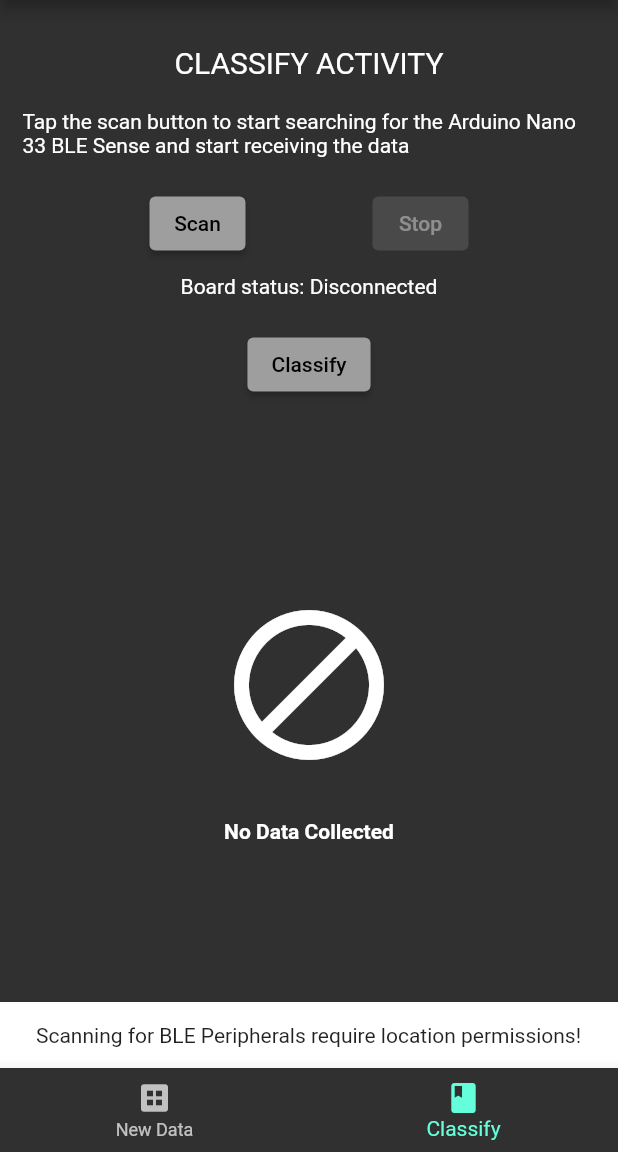
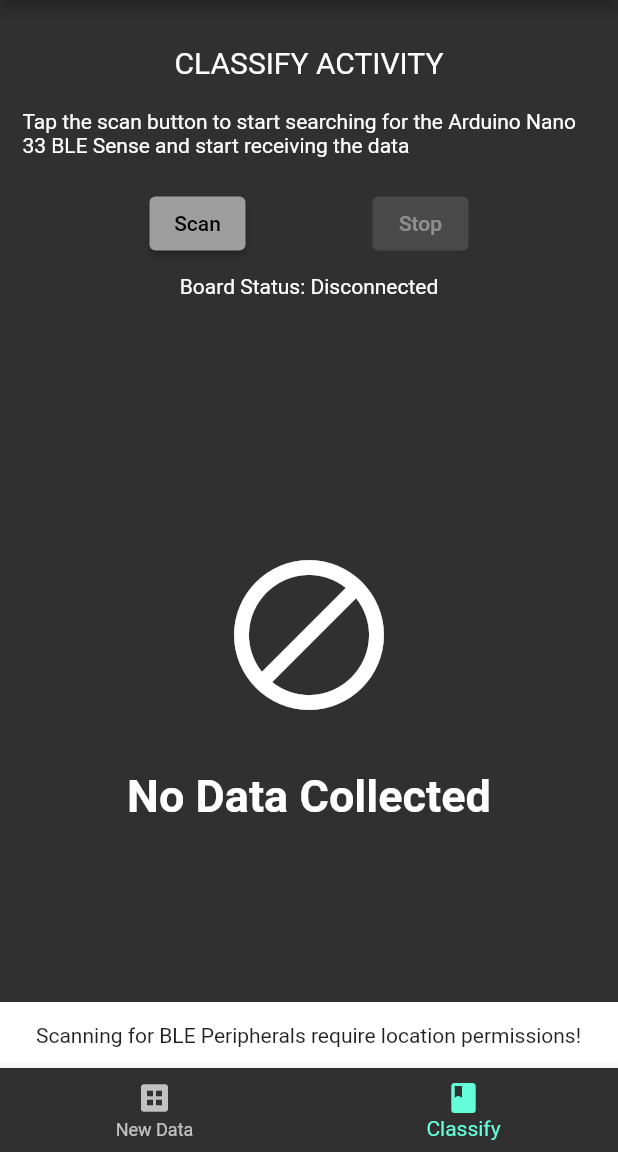
Before and after one commit to bernyxx/activity-classifier, a Flutter app: the screen it shows after launch, item 2 of the bottom bar chosen, after a tap on "Scan", on a phone screen of 412 x 824 dp, the part 84-1236 px from its top. Run offline on Flutter 3.47's test engine with Material 2 defaults, Android fonts, the phone set to English and light mode, and no system bars; our stand-ins replace date_format, firebase_core, firebase_storage; missing offline and left inert: flutter_reactive_ble, location_permissions, tflite_flutter; accounts and stored records are empty; project files that could hold a hidden picture were left out.

Commit message:
auto classify latest data

```diff
--- a/activity_classifier/lib/main.dart
+++ b/activity_classifier/lib/main.dart
@@ -1,6 +1,6 @@
-import 'package:activity_classifier/providers/BLEProvider.dart';
-import 'package:activity_classifier/screens/classificationScreen.dart';
-import 'package:activity_classifier/screens/takeAndSaveDataScreen.dart';
+import 'package:activity_classifier/providers/ble_provider.dart';
+import 'package:activity_classifier/screens/take_and_save_data_screen.dart';
+import 'package:activity_classifier/screens/classification_screen.dart';
 import 'package:flutter/material.dart';
 import 'package:provider/provider.dart';
 import 'package:flutter/services.dart';
--- a/activity_classifier/lib/screens/classificationScreen.dart
+++ b/activity_classifier/lib/screens/classification_screen.dart
@@ -1,4 +1,5 @@
-import 'package:activity_classifier/providers/BLEProvider.dart';
+import 'dart:async';
+import 'package:activity_classifier/providers/ble_provider.dart';
 import 'package:flutter/material.dart';
 import 'package:provider/provider.dart';
 import 'package:tflite_flutter/tflite_flutter.dart' as tfl;
@@ -13,6 +14,27 @@ class ClassificationScreen extends StatefulWidget {
 
 class _ClassificationScreenState extends State<ClassificationScreen> {
   String activity = '';
+
+  bool isModelRunning = false;
+  int previousMeasuresLength = 0;
+
+  Timer? timer;
+
+  void startScanAndModel(BuildContext ctx) {
+    previousMeasuresLength = 0;
+    Provider.of<BLEProvider>(ctx, listen: false).scan(ctx);
+    timer = Timer.periodic(const Duration(seconds: 3), (_) {
+      runModel(ctx, Provider.of<BLEProvider>(context, listen: false).measures);
+    });
+  }
+
+  void stopScanAndModel(BuildContext ctx) {
+    timer?.cancel();
+    Provider.of<BLEProvider>(ctx, listen: false).stop();
+    setState(() {
+      activity = '';
+    });
+  }
 
   void showErrorSnackbar(BuildContext ctx, String errorMsg) {
     ScaffoldMessenger.of(ctx).showSnackBar(
@@ -36,24 +58,21 @@ class _ClassificationScreenState extends State<ClassificationScreen> {
     }
   }
 
-  Future<void> runModel(BuildContext ctx, List<List<int>> data, int evaluations) async {
+  Future<void> runModel(BuildContext ctx, List<List<int>> data) async {
     int inputFeatureSize = 20;
 
-    List<int> result = [];
-
+    // no data collected
     if (data.isEmpty) {
-      print('No data');
-      showErrorSnackbar(ctx, 'No data collected');
+      // print('No data');
       return;
     }
 
     // check if every feature has at least the number of samples required to run the model
-
     int minFeatureSize = data.map((feature) => feature.length).toList().reduce(min);
 
+    // not enough data collected to run the model
     if (minFeatureSize < 20) {
-      print('Not enough data');
-      showErrorSnackbar(ctx, 'Not enough data to run the classifier!');
+      // print('Not enough data');
       return;
     }
 
@@ -89,18 +108,22 @@ class _ClassificationScreenState extends State<ClassificationScreen> {
       [0.0, 0.0, 0.0]
     ];
 
+    // run the model
     interpreter.run([input], output);
 
     // print classification probability
-    print(output);
+    // print(output);
 
+    // the category with the highest probability
     int indexResult = output[0].indexOf(output[0].reduce(max));
 
     // print the class with the highest probability
-    print(indexResult);
+    // print(indexResult);
 
+    // result activity as string
     String activityRes = '';
 
+    //
     switch (indexResult) {
       case 0:
         activityRes = 'Running';
@@ -115,6 +138,12 @@ class _ClassificationScreenState extends State<ClassificationScreen> {
     setState(() {
       activity = activityRes;
     });
+  }
+
+  @override
+  void dispose() {
+    timer?.cancel();
+    super.dispose();
   }
 
   @override
@@ -145,11 +174,11 @@ class _ClassificationScreenState extends State<ClassificationScreen> {
                   mainAxisAlignment: MainAxisAlignment.spaceEvenly,
                   children: [
                     ElevatedButton(
-                      onPressed: (bleProvider.connection == null && bleProvider.isScanning == false) ? () => bleProvider.scan(context) : null,
+                      onPressed: (bleProvider.connection == null && bleProvider.isScanning == false) ? () => startScanAndModel(context) : null,
                       child: const Text('Scan'),
                     ),
                     ElevatedButton(
-                      onPressed: (bleProvider.connection == null) ? null : bleProvider.stop,
+                      onPressed: (bleProvider.connection == null) ? null : () => stopScanAndModel(context),
                       child: const Text('Stop'),
                     ),
                   ],
@@ -157,14 +186,14 @@ class _ClassificationScreenState extends State<ClassificationScreen> {
                 const SizedBox(
                   height: 10,
                 ),
-                Text('Board status: ${bleProvider.connection != null ? bleProvider.getDeviceConnectionStateString(bleProvider.connectionState) : 'Disconnected'}'),
+                Text('Board Status: ${bleProvider.connection != null ? bleProvider.getDeviceConnectionStateString(bleProvider.connectionState) : 'Disconnected'}'),
                 const SizedBox(
                   height: 20,
                 ),
-                ElevatedButton(
-                  onPressed: () => runModel(context, bleProvider.measures, 1),
-                  child: const Text('Classify'),
-                ),
+                // ElevatedButton(
+                //   onPressed: () => runModel(context, bleProvider.measures, 1),
+                //   child: const Text('Classify'),
+                // ),
                 const SizedBox(
                   height: 10,
                 ),
@@ -182,7 +211,7 @@ class _ClassificationScreenState extends State<ClassificationScreen> {
                         ),
                         Text(
                           activity != '' ? activity : 'No Data Collected',
-                          style: const TextStyle(fontWeight: FontWeight.bold),
+                          style: const TextStyle(fontWeight: FontWeight.bold, fontSize: 30),
                         ),
                       ],
                     ),
--- a/activity_classifier/lib/screens/takeAndSaveDataScreen.dart
+++ b/activity_classifier/lib/screens/take_and_save_data_screen.dart
@@ -2,15 +2,14 @@ import 'dart:io';
 import 'dart:async';
 import 'dart:math';
 import 'package:activity_classifier/firebase_options.dart';
-import 'package:activity_classifier/providers/BLEProvider.dart';
-import 'package:activity_classifier/widgets/dataLengthWidget.dart';
-import 'package:activity_classifier/widgets/dataWidget.dart';
-import 'package:activity_classifier/widgets/radioCustom.dart';
+import 'package:activity_classifier/providers/ble_provider.dart';
+import 'package:activity_classifier/widgets/data_length_widget.dart';
+import 'package:activity_classifier/widgets/data_widget.dart';
+import 'package:activity_classifier/widgets/radio_custom.dart';
 import 'package:date_format/date_format.dart';
 import 'package:firebase_core/firebase_core.dart';
 import 'package:firebase_storage/firebase_storage.dart';
 import 'package:flutter/material.dart';
-import 'package:flutter_reactive_ble/flutter_reactive_ble.dart';
 import 'package:path_provider/path_provider.dart';
 import 'package:provider/provider.dart';
 
@@ -44,8 +43,8 @@ class _TakeAndSaveDataScreenStateNew extends State<TakeAndSaveDataScreen> {
 
   Future<File> getFile() async {
     Directory? dir = await getExternalStorageDirectory();
-    print(dir!.path);
-    return File('${dir.path}/data.csv');
+    // print(dir!.path);
+    return File('${dir!.path}/data.csv');
   }
 
   // take the measurements (list of measures) and create a csv file
@@ -60,6 +59,8 @@ class _TakeAndSaveDataScreenStateNew extends State<TakeAndSaveDataScreen> {
 
     // measures = measures.sublist(0, 3);
 
+    // ignore: use_build_context_synchronously
+    if (!context.mounted) return;
     List<List<int>> measures = Provider.of<BLEProvider>(context, listen: false).measures;
 
     int minLength = measures.map((e) => e.length).toList().reduce(min);
@@ -168,7 +169,7 @@ class _TakeAndSaveDataScreenStateNew extends State<TakeAndSaveDataScreen> {
     );
 
     if (!save) {
-      print('trash the data');
+      // print('trash the data');
       return;
     }
 
@@ -182,6 +183,8 @@ class _TakeAndSaveDataScreenStateNew extends State<TakeAndSaveDataScreen> {
       // upload local csv file to Firebase Storage
       await fileRef.putFile(file);
 
+      // ignore: use_build_context_synchronously
+      if (!context.mounted) return;
       ScaffoldMessenger.of(context).showSnackBar(
         const SnackBar(
           content: Text('Dataset upload successfully!'),
@@ -189,6 +192,7 @@ class _TakeAndSaveDataScreenStateNew extends State<TakeAndSaveDataScreen> {
         ),
       );
     } on FirebaseException catch (e) {
+      // ignore: avoid_print
       print(e);
     }
   }
@@ -202,7 +206,7 @@ class _TakeAndSaveDataScreenStateNew extends State<TakeAndSaveDataScreen> {
   @override
   Widget build(BuildContext context) {
     return Consumer<BLEProvider>(
-      builder: (context, BLEProvider, child) {
+      builder: (context, bleProvider, child) {
         return Center(
           child: Container(
             margin: const EdgeInsets.symmetric(vertical: 30, horizontal: 15),
@@ -227,11 +231,11 @@ class _TakeAndSaveDataScreenStateNew extends State<TakeAndSaveDataScreen> {
                   mainAxisAlignment: MainAxisAlignment.spaceEvenly,
                   children: [
                     ElevatedButton(
-                      onPressed: (BLEProvider.connection == null && BLEProvider.isScanning == false) ? () => BLEProvider.scan(context) : null,
+                      onPressed: (bleProvider.connection == null && bleProvider.isScanning == false) ? () => bleProvider.scan(context) : null,
                       child: const Text('Scan'),
                     ),
                     ElevatedButton(
-                      onPressed: (BLEProvider.connection == null) ? null : stopTakeData,
+                      onPressed: (bleProvider.connection == null) ? null : stopTakeData,
                       child: const Text('Stop'),
                     ),
                   ],
@@ -239,7 +243,7 @@ class _TakeAndSaveDataScreenStateNew extends State<TakeAndSaveDataScreen> {
                 const SizedBox(
                   height: 10,
                 ),
-                Text('Board status: ${BLEProvider.connection != null ? BLEProvider.getDeviceConnectionStateString(BLEProvider.connectionState) : 'Disconnected'}'),
+                Text('Board status: ${bleProvider.connection != null ? bleProvider.getDeviceConnectionStateString(bleProvider.connectionState) : 'Disconnected'}'),
                 const SizedBox(
                   height: 10,
                 ),
@@ -257,30 +261,30 @@ class _TakeAndSaveDataScreenStateNew extends State<TakeAndSaveDataScreen> {
                   child: ListView(
                     children: showData
                         ? [
-                            DataWidget('accX', BLEProvider.measures.isNotEmpty ? BLEProvider.measures[0] : []),
-                            DataWidget('accY', BLEProvider.measures.isNotEmpty ? BLEProvider.measures[1] : []),
-                            DataWidget('accZ', BLEProvider.measures.isNotEmpty ? BLEProvider.measures[2] : []),
-                            DataWidget('gyroX', BLEProvider.measures.isNotEmpty ? BLEProvider.measures[3] : []),
-                            DataWidget('gyroY', BLEProvider.measures.isNotEmpty ? BLEProvider.measures[4] : []),
-                            DataWidget('gyroZ', BLEProvider.measures.isNotEmpty ? BLEProvider.measures[5] : []),
-                            DataWidget('magX', BLEProvider.measures.isNotEmpty ? BLEProvider.measures[6] : []),
-                            DataWidget('magY', BLEProvider.measures.isNotEmpty ? BLEProvider.measures[7] : []),
-                            DataWidget('magZ', BLEProvider.measures.isNotEmpty ? BLEProvider.measures[8] : []),
-                            DataWidget('temp', BLEProvider.measures.isNotEmpty ? BLEProvider.measures[9] : []),
-                            DataWidget('hum', BLEProvider.measures.isNotEmpty ? BLEProvider.measures[10] : []),
+                            DataWidget('accX', bleProvider.measures.isNotEmpty ? bleProvider.measures[0] : []),
+                            DataWidget('accY', bleProvider.measures.isNotEmpty ? bleProvider.measures[1] : []),
+                            DataWidget('accZ', bleProvider.measures.isNotEmpty ? bleProvider.measures[2] : []),
+                            DataWidget('gyroX', bleProvider.measures.isNotEmpty ? bleProvider.measures[3] : []),
+                            DataWidget('gyroY', bleProvider.measures.isNotEmpty ? bleProvider.measures[4] : []),
+                            DataWidget('gyroZ', bleProvider.measures.isNotEmpty ? bleProvider.measures[5] : []),
+                            DataWidget('magX', bleProvider.measures.isNotEmpty ? bleProvider.measures[6] : []),
+                            DataWidget('magY', bleProvider.measures.isNotEmpty ? bleProvider.measures[7] : []),
+                            DataWidget('magZ', bleProvider.measures.isNotEmpty ? bleProvider.measures[8] : []),
+                            DataWidget('temp', bleProvider.measures.isNotEmpty ? bleProvider.measures[9] : []),
+                            DataWidget('hum', bleProvider.measures.isNotEmpty ? bleProvider.measures[10] : []),
                           ]
                         : [
-                            DataLengthWidget('accX', BLEProvider.measures.isNotEmpty ? BLEProvider.measures[0] : []),
-                            DataLengthWidget('accY', BLEProvider.measures.isNotEmpty ? BLEProvider.measures[1] : []),
-                            DataLengthWidget('accZ', BLEProvider.measures.isNotEmpty ? BLEProvider.measures[2] : []),
-                            DataLengthWidget('gyroX', BLEProvider.measures.isNotEmpty ? BLEProvider.measures[3] : []),
-                            DataLengthWidget('gyroY', BLEProvider.measures.isNotEmpty ? BLEProvider.measures[4] : []),
-                            DataLengthWidget('gyroZ', BLEProvider.measures.isNotEmpty ? BLEProvider.measures[5] : []),
-                            DataLengthWidget('magX', BLEProvider.measures.isNotEmpty ? BLEProvider.measures[6] : []),
-                            DataLengthWidget('magY', BLEProvider.measures.isNotEmpty ? BLEProvider.measures[7] : []),
-                            DataLengthWidget('magZ', BLEProvider.measures.isNotEmpty ? BLEProvider.measures[8] : []),
-                            DataLengthWidget('temp', BLEProvider.measures.isNotEmpty ? BLEProvider.measures[9] : []),
-                            DataLengthWidget('hum', BLEProvider.measures.isNotEmpty ? BLEProvider.measures[10] : []),
+                            DataLengthWidget('accX', bleProvider.measures.isNotEmpty ? bleProvider.measures[0] : []),
+                            DataLengthWidget('accY', bleProvider.measures.isNotEmpty ? bleProvider.measures[1] : []),
+                            DataLengthWidget('accZ', bleProvider.measures.isNotEmpty ? bleProvider.measures[2] : []),
+                            DataLengthWidget('gyroX', bleProvider.measures.isNotEmpty ? bleProvider.measures[3] : []),
+                            DataLengthWidget('gyroY', bleProvider.measures.isNotEmpty ? bleProvider.measures[4] : []),
+                            DataLengthWidget('gyroZ', bleProvider.measures.isNotEmpty ? bleProvider.measures[5] : []),
+                            DataLengthWidget('magX', bleProvider.measures.isNotEmpty ? bleProvider.measures[6] : []),
+                            DataLengthWidget('magY', bleProvider.measures.isNotEmpty ? bleProvider.measures[7] : []),
+                            DataLengthWidget('magZ', bleProvider.measures.isNotEmpty ? bleProvider.measures[8] : []),
+                            DataLengthWidget('temp', bleProvider.measures.isNotEmpty ? bleProvider.measures[9] : []),
+                            DataLengthWidget('hum', bleProvider.measures.isNotEmpty ? bleProvider.measures[10] : []),
                           ],
                   ),
                 ),
--- a/activity_classifier/lib/widgets/dataWidget.dart
+++ b/activity_classifier/lib/widgets/data_widget.dart
@@ -1,10 +1,10 @@
 import 'package:flutter/material.dart';
 
 class DataWidget extends StatelessWidget {
-  DataWidget(this.title, this.data, {super.key});
+  const DataWidget(this.title, this.data, {super.key});
 
-  String title;
-  List<int> data;
+  final String title;
+  final List<int> data;
 
   @override
   Widget build(BuildContext context) {
```
Also changed, not shown: activity_classifier/lib/deprecated/take_and_save_data_screen_deprecated.dart (renamed from activity_classifier/lib/deprecated/takeAndSaveDataScreen.dart, +14 -11 lines), activity_classifier/lib/providers/ble_provider.dart (renamed from activity_classifier/lib/providers/BLEProvider.dart, +5 -4 lines), activity_classifier/lib/widgets/data_length_widget.dart (renamed from activity_classifier/lib/widgets/dataLengthWidget.dart), activity_classifier/lib/widgets/radio_custom.dart (renamed from activity_classifier/lib/widgets/radioCustom.dart).
